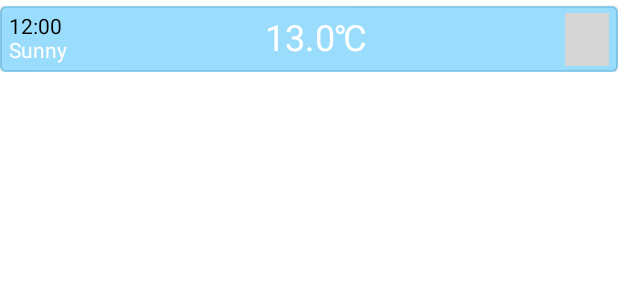
After one commit to NoXis82/ComposeExample, an Android app built with Jetpack Compose: the @Preview function HourCardUI, on a phone screen of 412 x 824 dp. The commit adds this screen. Shown: the top 300 px of the screen. Run offline under Robolectric (Android 15) with nearby library versions, the phone set to English and light mode, and no system bars; pictures from the network do not load; grey boxes are pictures that could not be loaded.

Commit message:
завершение hours card page

```diff
--- /dev/null
+++ b/app/src/main/java/com/noxis/composeexample/screens/HourCardUI.kt
@@ -0,0 +1,56 @@
+package com.noxis.composeexample.screens
+
+import androidx.compose.foundation.layout.Arrangement
+import androidx.compose.foundation.layout.Column
+import androidx.compose.foundation.layout.Row
+import androidx.compose.foundation.layout.fillMaxWidth
+import androidx.compose.foundation.layout.padding
+import androidx.compose.foundation.layout.size
+import androidx.compose.foundation.shape.RoundedCornerShape
+import androidx.compose.material3.Card
+import androidx.compose.material3.CardDefaults
+import androidx.compose.material3.Text
+import androidx.compose.runtime.Composable
+import androidx.compose.ui.Alignment
+import androidx.compose.ui.Modifier
+import androidx.compose.ui.graphics.Color
+import androidx.compose.ui.text.TextStyle
+import androidx.compose.ui.tooling.preview.Preview
+import androidx.compose.ui.unit.dp
+import androidx.compose.ui.unit.sp
+import coil.compose.AsyncImage
+import com.noxis.composeexample.ui.theme.BlueLight
+
+@Composable
+@Preview(showBackground = true)
+fun HourCardUI() {
+    Card(
+        modifier = Modifier
+            .fillMaxWidth()
+            .padding(top = 4.dp),
+        colors = CardDefaults.cardColors(BlueLight),
+        shape = RoundedCornerShape(4.dp),
+        elevation = CardDefaults.cardElevation(1.dp)
+    ) {
+        Row(
+            modifier = Modifier.fillMaxWidth(),
+            horizontalArrangement = Arrangement.SpaceBetween,
+            verticalAlignment = Alignment.CenterVertically
+        ) {
+            Column(
+                modifier = Modifier.padding(start = 6.dp, top = 6.dp, bottom = 6.dp)
+            ) {
+                Text(text = "12:00")
+                Text(text = "Sunny", style = TextStyle(color = Color.White))
+            }
+            Text(text = "13.0℃", style = TextStyle(color = Color.White, fontSize = 24.sp))
+            AsyncImage(
+                model = "https://cdn.weatherapi.com/weather/64x64/day/122.png",
+                contentDescription = "image_3",
+                modifier = Modifier
+                    .size(35.dp)
+                    .padding(end = 6.dp)
+            )
+        }
+    }
+}
--- a/app/src/main/java/com/noxis/composeexample/screens/TabLayout.kt
+++ b/app/src/main/java/com/noxis/composeexample/screens/TabLayout.kt
@@ -4,9 +4,11 @@ import android.util.Log
 import androidx.compose.foundation.ExperimentalFoundationApi
 import androidx.compose.foundation.background
 import androidx.compose.foundation.layout.Column
+import androidx.compose.foundation.layout.fillMaxSize
 import androidx.compose.foundation.layout.fillMaxWidth
 import androidx.compose.foundation.layout.height
 import androidx.compose.foundation.layout.padding
+import androidx.compose.foundation.lazy.LazyColumn
 import androidx.compose.foundation.pager.HorizontalPager
 import androidx.compose.foundation.pager.rememberPagerState
 import androidx.compose.foundation.shape.RoundedCornerShape
@@ -61,8 +63,13 @@ fun TabLayout() {
             }
         }
         HorizontalPager(state = pagerState, modifier = Modifier.weight(1.0f)) { page ->
-            Text(text = "Page: $page",
-                modifier = Modifier.fillMaxWidth().height(100.dp))
+            LazyColumn(
+                modifier = Modifier.fillMaxSize()
+            ) {
+                items(10) {
+                    HourCardUI()
+                }
+            }
         }
     }
 }
```
